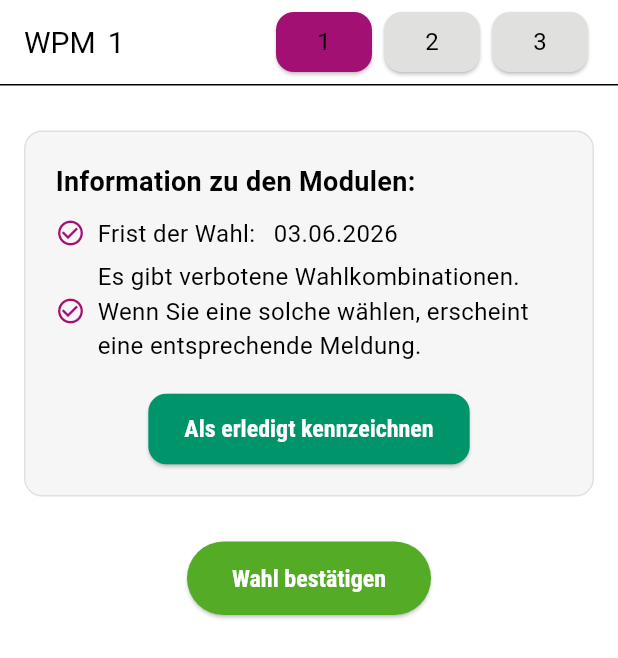
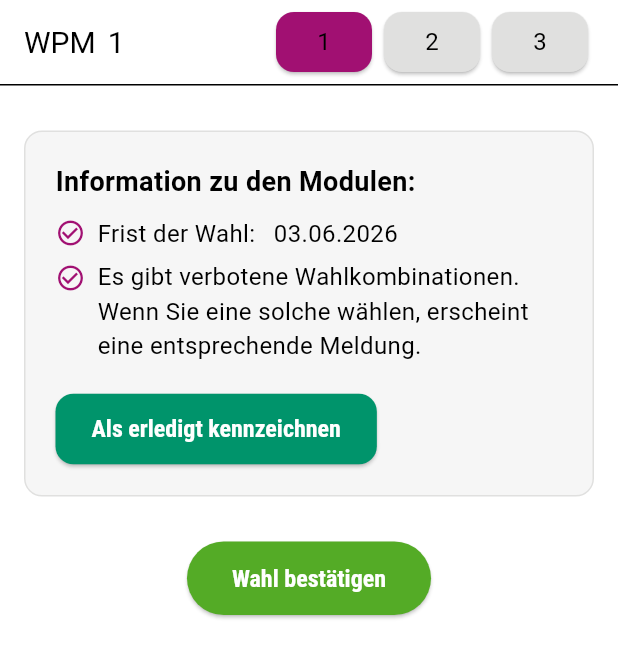
Before and after one commit to mwalexandra/choose_module_app, a Flutter app: the screen it shows after launch, on a phone screen of 412 x 824 dp. Shown: the top 658 px of the screen. Run offline on Flutter 3.47's test engine with Material 3 defaults, Android fonts, the phone set to English and light mode, and no system bars; Roboto replaces fonts that are missing (Roboto Condensed).

Commit message:
section rules finished

```diff
--- a/lib/widgets/section_rules.dart
+++ b/lib/widgets/section_rules.dart
@@ -36,8 +36,11 @@ class SectionRules extends StatelessWidget {
             children: [
               Row(
                 children: [
-                  Icon(Icons.check_circle_outline,
-                      color: AppColors.secondary, size: 20),
+                  Icon(
+                    Icons.check_circle_outline,
+                    color: AppColors.secondary,
+                    size: 20,
+                  ),
                   SizedBox(width: 8),
                   Text("Frist der Wahl: ", style: AppTextStyles.body),
                   SizedBox(width: 8),
@@ -52,9 +55,16 @@ class SectionRules extends StatelessWidget {
               ),
               SizedBox(height: 6),
               Row(
+                crossAxisAlignment: CrossAxisAlignment.start, // выравниваем по верхнему краю
                 children: [
-                  Icon(Icons.check_circle_outline,
-                      color: AppColors.secondary, size: 20),
+                  Padding(
+                    padding: const EdgeInsets.only(top: 2), // немного вниз, чтобы центр иконки был ближе к тексту
+                    child: Icon(
+                      Icons.check_circle_outline,
+                      color: AppColors.secondary,
+                      size: 20,
+                    ),
+                  ),
                   SizedBox(width: 8),
                   Expanded(
                     child: Text(
@@ -68,8 +78,7 @@ class SectionRules extends StatelessWidget {
           ),
           SizedBox(height: 20),
           // Taste "Als erledigt kennzeichnen"
-          Center(
-            child: ElevatedButton(
+          ElevatedButton(
             onPressed: onCompleted,
             style: ElevatedButton.styleFrom(
               backgroundColor: AppColors.success,
@@ -82,7 +91,6 @@ class SectionRules extends StatelessWidget {
             ),
             child: Text("Als erledigt kennzeichnen"),
           ),
-          ),
         ],
       ),
     );
```
Lines whose indentation alone changed are shown as unchanged.
